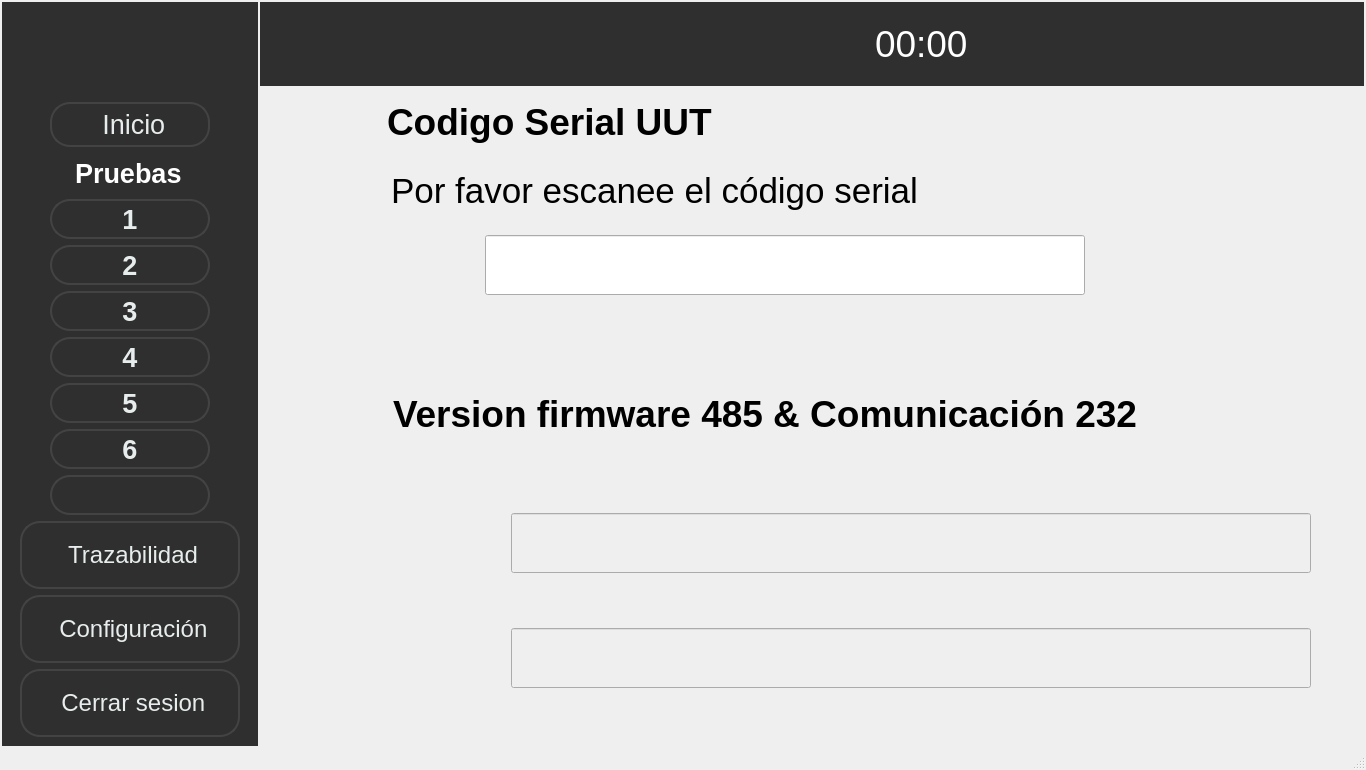
Qt form ui/Application.ui (Patryckx/Nidec-tester) before a commit.
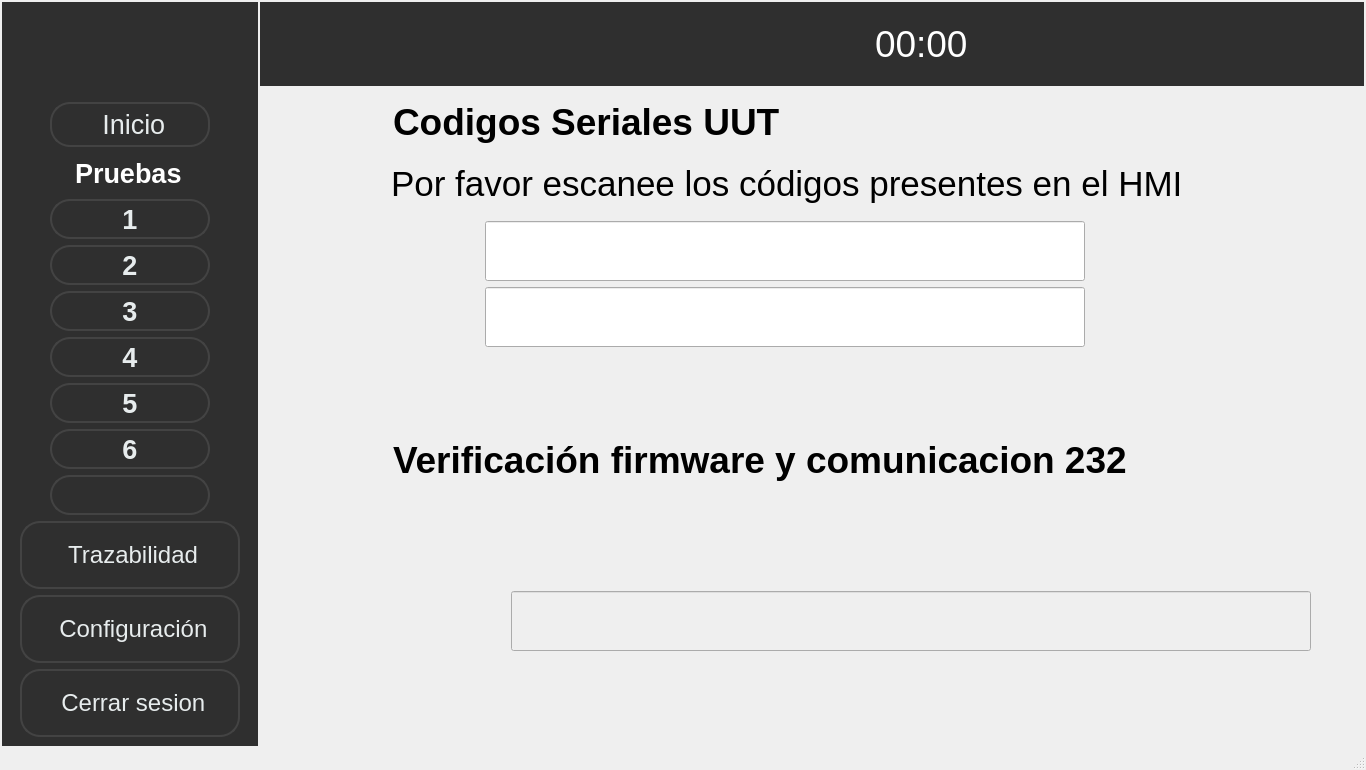
The same form after that commit. The open tabs and pages were chosen to show the change. Icons and pictures are not drawn.

What changed in the file:
```diff
--- a/ui/Application.ui
+++ b/ui/Application.ui
@@ -3825,344 +3825,8 @@
        </layout>
       </widget>
       <widget class="QWidget" name="page_5">
-       <layout class="QVBoxLayout" name="verticalLayout_32">
-        <item>
-         <layout class="QVBoxLayout" name="verticalLayout_12">
-          <property name="spacing">
-           <number>0</number>
-          </property>
-          <property name="topMargin">
-           <number>0</number>
-          </property>
-          <item>
-           <layout class="QHBoxLayout" name="horizontalLayout_11">
-            <property name="leftMargin">
-             <number>30</number>
-            </property>
-            <item>
-             <widget class="QLabel" name="lblTest1">
-              <property name="minimumSize">
-               <size>
-                <width>50</width>
-                <height>50</height>
-               </size>
-              </property>
-              <property name="maximumSize">
-               <size>
-                <width>60</width>
-                <height>60</height>
-               </size>
-              </property>
-              <property name="text">
-               <string/>
-              </property>
-              <property name="pixmap">
-               <pixmap resource="../resources/resources.qrc">:/resources/number-1 (1).png</pixmap>
-              </property>
-              <property name="scaledContents">
-               <bool>true</bool>
-              </property>
-             </widget>
-            </item>
-            <item>
-             <spacer name="horizontalSpacer_30">
-              <property name="orientation">
-               <enum>Qt::Horizontal</enum>
-              </property>
-              <property name="sizeType">
-               <enum>QSizePolicy::Fixed</enum>
-              </property>
-              <property name="sizeHint" stdset="0">
-               <size>
-                <width>28</width>
-                <height>20</height>
-               </size>
-              </property>
-             </spacer>
-            </item>
-            <item>
-             <widget class="QLabel" name="lblCode">
-              <property name="minimumSize">
-               <size>
-                <width>450</width>
-                <height>50</height>
-               </size>
-              </property>
-              <property name="maximumSize">
-               <size>
-                <width>16777215</width>
-                <height>50</height>
-               </size>
-              </property>
-              <property name="font">
-               <font>
-                <pointsize>28</pointsize>
-                <weight>75</weight>
-                <bold>true</bold>
-               </font>
-              </property>
-              <property name="text">
-               <string>Codigo Serial UUT</string>
-              </property>
-             </widget>
-            </item>
-            <item>
-             <spacer name="horizontalSpacer_29">
-              <property name="orientation">
-               <enum>Qt::Horizontal</enum>
-              </property>
-              <property name="sizeType">
-               <enum>QSizePolicy::Fixed</enum>
-              </property>
-              <property name="sizeHint" stdset="0">
-               <size>
-                <width>328</width>
-                <height>20</height>
-               </size>
-              </property>
-             </spacer>
-            </item>
-           </layout>
-          </item>
-          <item>
-           <layout class="QHBoxLayout" name="horizontalLayout_23">
-            <property name="spacing">
-             <number>12</number>
-            </property>
-            <property name="leftMargin">
-             <number>50</number>
-            </property>
-            <item>
-             <widget class="QLabel" name="lblCode_3">
-              <property name="minimumSize">
-               <size>
-                <width>50</width>
-                <height>50</height>
-               </size>
-              </property>
-              <property name="maximumSize">
-               <size>
-                <width>60</width>
-                <height>60</height>
-               </size>
-              </property>
-              <property name="text">
-               <string/>
-              </property>
-              <property name="pixmap">
-               <pixmap>:/resources/UX icons/informacion.png</pixmap>
-              </property>
-              <property name="scaledContents">
-               <bool>true</bool>
-              </property>
-              <property name="wordWrap">
-               <bool>false</bool>
-              </property>
-             </widget>
-            </item>
-            <item>
-             <widget class="QLabel" name="label_2">
-              <property name="minimumSize">
-               <size>
-                <width>560</width>
-                <height>30</height>
-               </size>
-              </property>
-              <property name="maximumSize">
-               <size>
-                <width>16777215</width>
-                <height>100</height>
-               </size>
-              </property>
-              <property name="font">
-               <font>
-                <pointsize>26</pointsize>
-               </font>
-              </property>
-              <property name="text">
-               <string>Por favor escanee el código serial </string>
-              </property>
-             </widget>
-            </item>
-            <item>
-             <spacer name="horizontalSpacer_37">
-              <property name="orientation">
-               <enum>Qt::Horizontal</enum>
-              </property>
-              <property name="sizeType">
-               <enum>QSizePolicy::Fixed</enum>
-              </property>
-              <property name="sizeHint" stdset="0">
-               <size>
-                <width>98</width>
-                <height>20</height>
-               </size>
-              </property>
-             </spacer>
-            </item>
-           </layout>
-          </item>
-          <item>
-           <layout class="QHBoxLayout" name="horizontalLayout_22">
-            <property name="spacing">
-             <number>0</number>
-            </property>
-            <property name="leftMargin">
-             <number>50</number>
-            </property>
-            <item>
-             <widget class="QLabel" name="lblCode_2">
-              <property name="minimumSize">
-               <size>
-                <width>50</width>
-                <height>50</height>
-               </size>
-              </property>
-              <property name="maximumSize">
-               <size>
-                <width>60</width>
-                <height>60</height>
-               </size>
-              </property>
-              <property name="text">
-               <string/>
-              </property>
-              <property name="pixmap">
-               <pixmap resource="../resources/resources.qrc">:/resources/barcode.png</pixmap>
-              </property>
-              <property name="scaledContents">
-               <bool>true</bool>
-              </property>
-              <property name="wordWrap">
-               <bool>false</bool>
-              </property>
-             </widget>
-            </item>
-            <item>
-             <widget class="QLineEdit" name="txtSerialCode">
-              <property name="minimumSize">
-               <size>
-                <width>600</width>
-                <height>50</height>
-               </size>
-              </property>
-              <property name="maximumSize">
-               <size>
-                <width>600</width>
-                <height>60</height>
-               </size>
-              </property>
-              <property name="font">
-               <font>
-                <pointsize>26</pointsize>
-               </font>
-              </property>
-              <property name="text">
-               <string/>
-              </property>
-             </widget>
-            </item>
-            <item>
-             <widget class="QLabel" name="lblEnter_VerifyCode">
-              <property name="minimumSize">
-               <size>
-                <width>60</width>
-                <height>60</height>
-               </size>
-              </property>
-              <property name="maximumSize">
-               <size>
-                <width>60</width>
-                <height>60</height>
-               </size>
-              </property>
-              <property name="cursor">
-               <cursorShape>PointingHandCursor</cursorShape>
-              </property>
-              <property name="toolTip">
-               <string>Verificar codigo</string>
-              </property>
-              <property name="text">
-               <string/>
-              </property>
-              <property name="pixmap">
-               <pixmap resource="../resources/resources.qrc">:/resources/enter.png</pixmap>
-              </property>
-              <property name="scaledContents">
-               <bool>true</bool>
-              </property>
-             </widget>
-            </item>
-            <item>
-             <spacer name="horizontalSpacer_51">
-              <property name="orientation">
-               <enum>Qt::Horizontal</enum>
-              </property>
-              <property name="sizeType">
-               <enum>QSizePolicy::Fixed</enum>
-              </property>
-              <property name="sizeHint" stdset="0">
-               <size>
-                <width>98</width>
-                <height>20</height>
-               </size>
-              </property>
-             </spacer>
-            </item>
-           </layout>
-          </item>
-          <item>
-           <layout class="QHBoxLayout" name="horizontalLayout_13">
-            <property name="spacing">
-             <number>12</number>
-            </property>
-            <property name="leftMargin">
-             <number>150</number>
-            </property>
-            <item>
-             <widget class="QLabel" name="lblVerifySerialCode">
-              <property name="minimumSize">
-               <size>
-                <width>560</width>
-                <height>30</height>
-               </size>
-              </property>
-              <property name="maximumSize">
-               <size>
-                <width>16777215</width>
-                <height>100</height>
-               </size>
-              </property>
-              <property name="font">
-               <font>
-                <pointsize>28</pointsize>
-                <weight>50</weight>
-                <bold>false</bold>
-               </font>
-              </property>
-              <property name="text">
-               <string/>
-              </property>
-             </widget>
-            </item>
-            <item>
-             <spacer name="horizontalSpacer_36">
-              <property name="orientation">
-               <enum>Qt::Horizontal</enum>
-              </property>
-              <property name="sizeHint" stdset="0">
-               <size>
-                <width>308</width>
-                <height>20</height>
-               </size>
-              </property>
-             </spacer>
-            </item>
-           </layout>
-          </item>
-         </layout>
-        </item>
-        <item>
+       <layout class="QGridLayout" name="gridLayout_10">
+        <item row="1" column="0">
          <layout class="QVBoxLayout" name="verticalLayout_11">
           <property name="spacing">
            <number>6</number>
@@ -4224,12 +3888,11 @@
               <property name="font">
                <font>
                 <pointsize>28</pointsize>
-                <weight>75</weight>
                 <bold>true</bold>
                </font>
               </property>
               <property name="text">
-               <string>Version firmware 485 &amp; Comunicación 232</string>
+               <string>Verificación firmware y comunicacion 232 </string>
               </property>
              </widget>
             </item>
@@ -4368,117 +4031,6 @@
             </item>
            </layout>
           </item>
-          <item>
-           <layout class="QHBoxLayout" name="horizontalLayout_25">
-            <property name="spacing">
-             <number>12</number>
-            </property>
-            <property name="leftMargin">
-             <number>150</number>
-            </property>
-            <item>
-             <widget class="QLabel" name="lblVerifyFirmware">
-              <property name="minimumSize">
-               <size>
-                <width>560</width>
-                <height>30</height>
-               </size>
-              </property>
-              <property name="maximumSize">
-               <size>
-                <width>16777215</width>
-                <height>100</height>
-               </size>
-              </property>
-              <property name="font">
-               <font>
-                <pointsize>28</pointsize>
-                <weight>50</weight>
-                <bold>false</bold>
-               </font>
-              </property>
-              <property name="text">
-               <string/>
-              </property>
-             </widget>
-            </item>
-            <item>
-             <spacer name="horizontalSpacer_33">
-              <property name="orientation">
-               <enum>Qt::Horizontal</enum>
-              </property>
-              <property name="sizeHint" stdset="0">
-               <size>
-                <width>308</width>
-                <height>20</height>
-               </size>
-              </property>
-             </spacer>
-            </item>
-           </layout>
-          </item>
-          <item>
-           <layout class="QHBoxLayout" name="horizontalLayout_138">
-            <property name="spacing">
-             <number>12</number>
-            </property>
-            <property name="leftMargin">
-             <number>80</number>
-            </property>
-            <item>
-             <widget class="QLabel" name="lblCode_10">
-              <property name="minimumSize">
-               <size>
-                <width>60</width>
-                <height>60</height>
-               </size>
-              </property>
-              <property name="maximumSize">
-               <size>
-                <width>70</width>
-                <height>70</height>
-               </size>
-              </property>
-              <property name="text">
-               <string/>
-              </property>
-              <property name="pixmap">
-               <pixmap resource="../resources/resources.qrc">:/resources/port.png</pixmap>
-              </property>
-              <property name="scaledContents">
-               <bool>true</bool>
-              </property>
-              <property name="wordWrap">
-               <bool>false</bool>
-              </property>
-             </widget>
-            </item>
-            <item>
-             <widget class="QLineEdit" name="txtComunicacion232">
-              <property name="enabled">
-               <bool>false</bool>
-              </property>
-              <property name="minimumSize">
-               <size>
-                <width>800</width>
-                <height>50</height>
-               </size>
-              </property>
-              <property name="maximumSize">
-               <size>
-                <width>800</width>
-                <height>60</height>
-               </size>
-              </property>
-              <property name="font">
-               <font>
-                <pointsize>14</pointsize>
-               </font>
-              </property>
-             </widget>
-            </item>
-           </layout>
-          </item>
           <item>
            <layout class="QHBoxLayout" name="horizontalLayout_139">
             <property name="spacing">
@@ -4504,7 +4056,6 @@
               <property name="font">
                <font>
                 <pointsize>28</pointsize>
-                <weight>50</weight>
                 <bold>false</bold>
                </font>
               </property>
@@ -4530,6 +4081,446 @@
           </item>
          </layout>
         </item>
+        <item row="0" column="0">
+         <layout class="QVBoxLayout" name="verticalLayout_5">
+          <item>
+           <layout class="QHBoxLayout" name="horizontalLayout_11">
+            <property name="leftMargin">
+             <number>30</number>
+            </property>
+            <item>
+             <widget class="QLabel" name="lblTest1">
+              <property name="minimumSize">
+               <size>
+                <width>50</width>
+                <height>50</height>
+               </size>
+              </property>
+              <property name="maximumSize">
+               <size>
+                <width>60</width>
+                <height>60</height>
+               </size>
+              </property>
+              <property name="text">
+               <string/>
+              </property>
+              <property name="pixmap">
+               <pixmap resource="../resources/resources.qrc">:/resources/number-1 (1).png</pixmap>
+              </property>
+              <property name="scaledContents">
+               <bool>true</bool>
+              </property>
+             </widget>
+            </item>
+            <item>
+             <spacer name="horizontalSpacer_30">
+              <property name="orientation">
+               <enum>Qt::Horizontal</enum>
+              </property>
+              <property name="sizeType">
+               <enum>QSizePolicy::Fixed</enum>
+              </property>
+              <property name="sizeHint" stdset="0">
+               <size>
+                <width>28</width>
+                <height>20</height>
+               </size>
+              </property>
+             </spacer>
+            </item>
+            <item>
+             <widget class="QLabel" name="lblCode">
+              <property name="minimumSize">
+               <size>
+                <width>450</width>
+                <height>50</height>
+               </size>
+              </property>
+              <property name="maximumSize">
+               <size>
+                <width>16777215</width>
+                <height>50</height>
+               </size>
+              </property>
+              <property name="font">
+               <font>
+                <pointsize>28</pointsize>
+                <bold>true</bold>
+               </font>
+              </property>
+              <property name="text">
+               <string>Codigos Seriales UUT</string>
+              </property>
+             </widget>
+            </item>
+            <item>
+             <spacer name="horizontalSpacer_29">
+              <property name="orientation">
+               <enum>Qt::Horizontal</enum>
+              </property>
+              <property name="sizeType">
+               <enum>QSizePolicy::Fixed</enum>
+              </property>
+              <property name="sizeHint" stdset="0">
+               <size>
+                <width>328</width>
+                <height>20</height>
+               </size>
+              </property>
+             </spacer>
+            </item>
+           </layout>
+          </item>
+          <item>
+           <layout class="QHBoxLayout" name="horizontalLayout_23">
+            <property name="spacing">
+             <number>12</number>
+            </property>
+            <property name="leftMargin">
+             <number>50</number>
+            </property>
+            <item>
+             <widget class="QLabel" name="lblCode_3">
+              <property name="minimumSize">
+               <size>
+                <width>50</width>
+                <height>50</height>
+               </size>
+              </property>
+              <property name="maximumSize">
+               <size>
+                <width>60</width>
+                <height>60</height>
+               </size>
+              </property>
+              <property name="text">
+               <string/>
+              </property>
+              <property name="pixmap">
+               <pixmap>:/resources/UX icons/informacion.png</pixmap>
+              </property>
+              <property name="scaledContents">
+               <bool>true</bool>
+              </property>
+              <property name="wordWrap">
+               <bool>false</bool>
+              </property>
+             </widget>
+            </item>
+            <item>
+             <widget class="QLabel" name="label_2">
+              <property name="minimumSize">
+               <size>
+                <width>560</width>
+                <height>30</height>
+               </size>
+              </property>
+              <property name="maximumSize">
+               <size>
+                <width>16777215</width>
+                <height>100</height>
+               </size>
+              </property>
+              <property name="font">
+               <font>
+                <pointsize>26</pointsize>
+               </font>
+              </property>
+              <property name="text">
+               <string>Por favor escanee los códigos presentes en el HMI</string>
+              </property>
+             </widget>
+            </item>
+            <item>
+             <spacer name="horizontalSpacer_37">
+              <property name="orientation">
+               <enum>Qt::Horizontal</enum>
+              </property>
+              <property name="sizeType">
+               <enum>QSizePolicy::Fixed</enum>
+              </property>
+              <property name="sizeHint" stdset="0">
+               <size>
+                <width>98</width>
+                <height>20</height>
+               </size>
+              </property>
+             </spacer>
+            </item>
+           </layout>
+          </item>
+          <item>
+           <layout class="QHBoxLayout" name="horizontalLayout_22">
+            <property name="spacing">
+             <number>0</number>
+            </property>
+            <property name="leftMargin">
+             <number>50</number>
+            </property>
+            <item>
+             <widget class="QLabel" name="lblCode_2">
+              <property name="minimumSize">
+               <size>
+                <width>50</width>
+                <height>50</height>
+               </size>
+              </property>
+              <property name="maximumSize">
+               <size>
+                <width>60</width>
+                <height>60</height>
+               </size>
+              </property>
+              <property name="text">
+               <string/>
+              </property>
+              <property name="pixmap">
+               <pixmap resource="../resources/resources.qrc">:/resources/barcode.png</pixmap>
+              </property>
+              <property name="scaledContents">
+               <bool>true</bool>
+              </property>
+              <property name="wordWrap">
+               <bool>false</bool>
+              </property>
+             </widget>
+            </item>
+            <item>
+             <widget class="QLineEdit" name="txtSerialCode">
+              <property name="minimumSize">
+               <size>
+                <width>600</width>
+                <height>50</height>
+               </size>
+              </property>
+              <property name="maximumSize">
+               <size>
+                <width>600</width>
+                <height>60</height>
+               </size>
+              </property>
+              <property name="font">
+               <font>
+                <pointsize>26</pointsize>
+               </font>
+              </property>
+              <property name="text">
+               <string/>
+              </property>
+             </widget>
+            </item>
+            <item>
+             <widget class="QLabel" name="lblEnter_VerifyCode_2">
+              <property name="enabled">
+               <bool>false</bool>
+              </property>
+              <property name="minimumSize">
+               <size>
+                <width>60</width>
+                <height>60</height>
+               </size>
+              </property>
+              <property name="maximumSize">
+               <size>
+                <width>60</width>
+                <height>60</height>
+               </size>
+              </property>
+              <property name="cursor">
+               <cursorShape>PointingHandCursor</cursorShape>
+              </property>
+              <property name="toolTip">
+               <string>Verificar codigo</string>
+              </property>
+              <property name="text">
+               <string/>
+              </property>
+              <property name="scaledContents">
+               <bool>true</bool>
+              </property>
+             </widget>
+            </item>
+            <item>
+             <spacer name="horizontalSpacer_51">
+              <property name="orientation">
+               <enum>Qt::Horizontal</enum>
+              </property>
+              <property name="sizeType">
+               <enum>QSizePolicy::Fixed</enum>
+              </property>
+              <property name="sizeHint" stdset="0">
+               <size>
+                <width>98</width>
+                <height>20</height>
+               </size>
+              </property>
+             </spacer>
+            </item>
+           </layout>
+          </item>
+          <item>
+           <layout class="QHBoxLayout" name="horizontalLayout_25">
+            <property name="spacing">
+             <number>0</number>
+            </property>
+            <property name="leftMargin">
+             <number>50</number>
+            </property>
+            <item>
+             <widget class="QLabel" name="lblCode_8">
+              <property name="minimumSize">
+               <size>
+                <width>50</width>
+                <height>50</height>
+               </size>
+              </property>
+              <property name="maximumSize">
+               <size>
+                <width>60</width>
+                <height>60</height>
+               </size>
+              </property>
+              <property name="text">
+               <string/>
+              </property>
+              <property name="pixmap">
+               <pixmap resource="../resources/resources.qrc">:/resources/codigo-qr.png</pixmap>
+              </property>
+              <property name="scaledContents">
+               <bool>true</bool>
+              </property>
+              <property name="wordWrap">
+               <bool>false</bool>
+              </property>
+             </widget>
+            </item>
+            <item>
+             <widget class="QLineEdit" name="txtQrcode">
+              <property name="minimumSize">
+               <size>
+                <width>600</width>
+                <height>50</height>
+               </size>
+              </property>
+              <property name="maximumSize">
+               <size>
+                <width>600</width>
+                <height>60</height>
+               </size>
+              </property>
+              <property name="font">
+               <font>
+                <pointsize>26</pointsize>
+               </font>
+              </property>
+              <property name="text">
+               <string/>
+              </property>
+             </widget>
+            </item>
+            <item>
+             <widget class="QLabel" name="lblEnter_VerifyCode">
+              <property name="enabled">
+               <bool>true</bool>
+              </property>
+              <property name="minimumSize">
+               <size>
+                <width>60</width>
+                <height>60</height>
+               </size>
+              </property>
+              <property name="maximumSize">
+               <size>
+                <width>60</width>
+                <height>60</height>
+               </size>
+              </property>
+              <property name="cursor">
+               <cursorShape>PointingHandCursor</cursorShape>
+              </property>
+              <property name="toolTip">
+               <string>Verificar codigo</string>
+              </property>
+              <property name="text">
+               <string/>
+              </property>
+              <property name="pixmap">
+               <pixmap resource="../resources/resources.qrc">:/resources/enter.png</pixmap>
+              </property>
+              <property name="scaledContents">
+               <bool>true</bool>
+              </property>
+             </widget>
+            </item>
+            <item>
+             <spacer name="horizontalSpacer_74">
+              <property name="orientation">
+               <enum>Qt::Horizontal</enum>
+              </property>
+              <property name="sizeType">
+               <enum>QSizePolicy::Fixed</enum>
+              </property>
+              <property name="sizeHint" stdset="0">
+               <size>
+                <width>98</width>
+                <height>20</height>
+               </size>
+              </property>
+             </spacer>
+            </item>
+           </layout>
+          </item>
+          <item>
+           <layout class="QHBoxLayout" name="horizontalLayout_13">
+            <property name="spacing">
+             <number>12</number>
+            </property>
+            <property name="leftMargin">
+             <number>150</number>
+            </property>
+            <item>
+             <widget class="QLabel" name="lblVerifySerialCode">
+              <property name="minimumSize">
+               <size>
+                <width>560</width>
+                <height>30</height>
+               </size>
+              </property>
+              <property name="maximumSize">
+               <size>
+                <width>16777215</width>
+                <height>100</height>
+               </size>
+              </property>
+              <property name="font">
+               <font>
+                <pointsize>28</pointsize>
+                <bold>false</bold>
+               </font>
+              </property>
+              <property name="text">
+               <string/>
+              </property>
+             </widget>
+            </item>
+            <item>
+             <spacer name="horizontalSpacer_36">
+              <property name="orientation">
+               <enum>Qt::Horizontal</enum>
+              </property>
+              <property name="sizeHint" stdset="0">
+               <size>
+                <width>308</width>
+                <height>20</height>
+               </size>
+              </property>
+             </spacer>
+            </item>
+           </layout>
+          </item>
+         </layout>
+        </item>
        </layout>
       </widget>
       <widget class="QWidget" name="page_6">
```
Left out of the diff: 408 changed lines with no effect on the pictures. Lines whose indentation alone changed are shown as unchanged.
